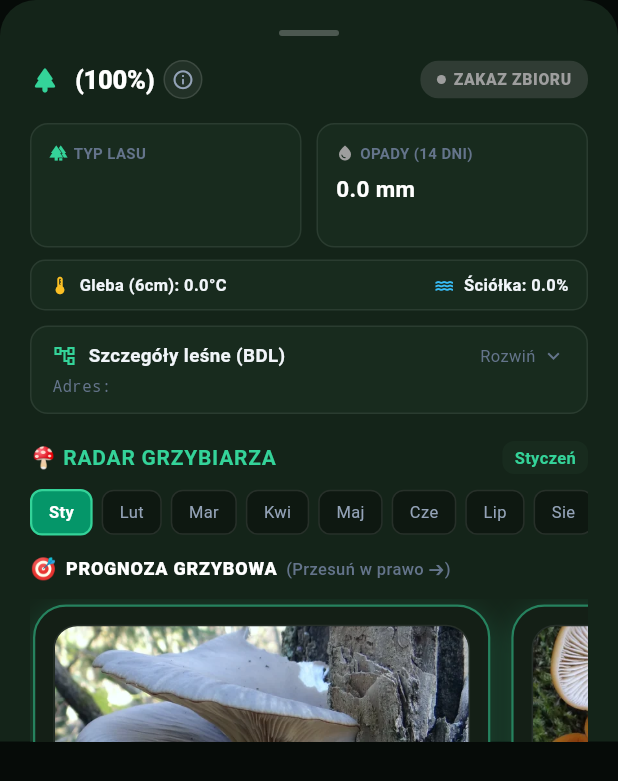
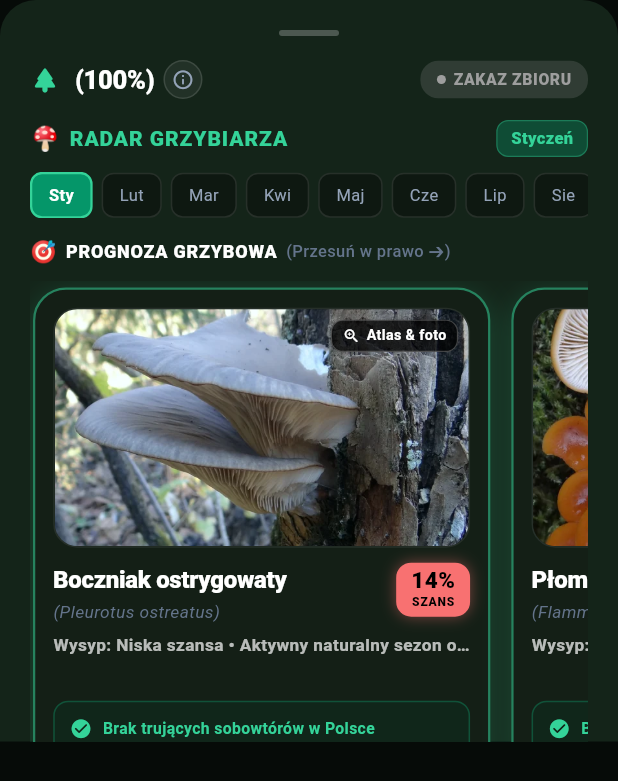
Before and after one commit to BacharaOleh/GrzybMap, a Flutter app: the ParcelBottomSheet widget shown alone on an empty page, opened directly with empty values, after a tap on "Sty", on a phone screen of 412 x 824 dp. Shown: the top 781 px of the screen. Run offline on Flutter 3.47's test engine with Material 3 defaults, Android fonts, the light colour scheme and no system bars; our stand-ins replace dio, flutter_map, flutter_riverpod, geolocator, latlong2, shared_preferences; accounts and stored records are empty.

Commit message:
feat: elevate mushroom radar to hero position in parcel bottom sheet

```diff
--- a/grzybmap_app/lib/features/map/presentation/map_screen.dart
+++ b/grzybmap_app/lib/features/map/presentation/map_screen.dart
@@ -243,6 +243,8 @@ class _MapScreenState extends ConsumerState<MapScreen> {
             mushroomMatches: state.mushroomMatches,
             currentMonth: state.selectedMonth,
             isOfflineCached: state.isOfflineData,
+            onSetTargetMushroom: (id) =>
+                ref.read(mapScreenProvider.notifier).setTargetMushroom(id),
             onSaveSecretSpot: () {
               SaveSpotDialog.show(
                 context: context,
--- a/grzybmap_app/lib/features/map/presentation/widgets/parcel_bottom_sheet.dart
+++ b/grzybmap_app/lib/features/map/presentation/widgets/parcel_bottom_sheet.dart
@@ -438,7 +438,135 @@ class _ParcelBottomSheetState extends State<ParcelBottomSheet> {
                     ),
                   ],
                 ),
-                const SizedBox(height: 16),
+                const SizedBox(height: 14),
+
+                // === 1. MUSHROOM RADAR (HERO SECTION) ===
+                Row(
+                  mainAxisAlignment: MainAxisAlignment.spaceBetween,
+                  children: [
+                    const Row(
+                      children: [
+                        Text('🍄', style: TextStyle(fontSize: 16)),
+                        SizedBox(width: 6),
+                        Text(
+                          'RADAR GRZYBIARZA',
+                          style: TextStyle(
+                            fontSize: 14,
+                            fontWeight: FontWeight.w800,
+                            letterSpacing: 0.6,
+                            color: AppColors.emeraldNeon,
+                          ),
+                        ),
+                      ],
+                    ),
+                    Container(
+                      padding: const EdgeInsets.symmetric(
+                        horizontal: 9,
+                        vertical: 3.5,
+                      ),
+                      decoration: BoxDecoration(
+                        color: AppColors.emeraldDeep.withValues(alpha: 0.35),
+                        borderRadius: BorderRadius.circular(8),
+                        border: Border.all(
+                          color: AppColors.emeraldNeon.withValues(alpha: 0.35),
+                          width: 0.8,
+                        ),
+                      ),
+                      child: Text(
+                        _monthName(_selectedMonth),
+                        style: const TextStyle(
+                          fontSize: 11,
+                          color: AppColors.emeraldNeon,
+                          fontWeight: FontWeight.w800,
+                        ),
+                      ),
+                    ),
+                  ],
+                ),
+                const SizedBox(height: 10),
+
+                // Interactive Month Selector (1-12)
+                SingleChildScrollView(
+                  scrollDirection: Axis.horizontal,
+                  physics: const BouncingScrollPhysics(),
+                  child: Row(
+                    children: List.generate(12, (index) {
+                      final m = index + 1;
+                      final isSelected = m == _selectedMonth;
+                      final isRealMonth = m == DateTime.now().month;
+                      return Padding(
+                        padding: const EdgeInsets.only(right: 6),
+                        child: InkWell(
+                          onTap: () => _onSelectMonth(m),
+                          borderRadius: BorderRadius.circular(8),
+                          child: AnimatedContainer(
+                            duration: const Duration(milliseconds: 180),
+                            padding: const EdgeInsets.symmetric(
+                              horizontal: 11,
+                              vertical: 6,
+                            ),
+                            decoration: BoxDecoration(
+                              color: isSelected
+                                  ? AppColors.emeraldDeep
+                                  : (isRealMonth
+                                      ? AppColors.card
+                                      : AppColors.surface),
+                              borderRadius: BorderRadius.circular(8),
+                              border: Border.all(
+                                color: isSelected
+                                    ? AppColors.emeraldNeon
+                                    : (isRealMonth
+                                        ? AppColors.borderLight
+                                        : Colors.white10),
+                                width: isSelected ? 1.5 : 1.0,
+                              ),
+                            ),
+                            child: Text(
+                              _shortMonthName(m),
+                              style: TextStyle(
+                                fontSize: 11,
+                                fontWeight: isSelected
+                                    ? FontWeight.w700
+                                    : (isRealMonth
+                                        ? FontWeight.w600
+                                        : FontWeight.normal),
+                                color: isSelected
+                                    ? Colors.white
+                                    : (isRealMonth
+                                        ? AppColors.textMain
+                                        : AppColors.textMuted),
+                              ),
+                            ),
+                          ),
+                        ),
+                      );
+                    }),
+                  ),
+                ),
+                const SizedBox(height: 12),
+
+                // Scored mushrooms list (Horizontal Mushroom Carousel)
+                _buildMushroomCarousel(context),
+
+                const SizedBox(height: 18),
+
+                // === 2. FOREST BIOTOPE & WEATHER CONDITIONS ===
+                const Row(
+                  children: [
+                    Text('🌲', style: TextStyle(fontSize: 14)),
+                    SizedBox(width: 6),
+                    Text(
+                      'WARUNKI LEŚNE I POGODA',
+                      style: TextStyle(
+                        fontSize: 11,
+                        fontWeight: FontWeight.w800,
+                        color: AppColors.textDim,
+                        letterSpacing: 0.8,
+                      ),
+                    ),
+                  ],
+                ),
+                const SizedBox(height: 8),
 
                 // Habitat + Weather cards
                 Row(
@@ -552,106 +680,8 @@ class _ParcelBottomSheetState extends State<ParcelBottomSheet> {
                 ],
                 const SizedBox(height: 10),
 
-                // U4: Technical forestry address spoiler
+                // === 3. FORESTRY DETAILS SPOILER ===
                 ForestDetailsSpoiler(parcel: parcel),
-                const SizedBox(height: 18),
-
-                // === MUSHROOM RADAR HEADER ===
-                Row(
-                  mainAxisAlignment: MainAxisAlignment.spaceBetween,
-                  children: [
-                    const Text(
-                      '🍄 RADAR GRZYBIARZA',
-                      style: TextStyle(
-                        fontSize: 14,
-                        fontWeight: FontWeight.w700,
-                        letterSpacing: 0.5,
-                        color: AppColors.emeraldNeon,
-                      ),
-                    ),
-                    Container(
-                      padding: const EdgeInsets.symmetric(
-                        horizontal: 8,
-                        vertical: 3,
-                      ),
-                      decoration: BoxDecoration(
-                        color: AppColors.card,
-                        borderRadius: BorderRadius.circular(8),
-                      ),
-                      child: Text(
-                        _monthName(_selectedMonth),
-                        style: const TextStyle(
-                          fontSize: 11,
-                          color: AppColors.emeraldNeon,
-                          fontWeight: FontWeight.w700,
-                        ),
-                      ),
-                    ),
-                  ],
-                ),
-                const SizedBox(height: 10),
-
-                // Interactive Month Selector (1-12)
-                SingleChildScrollView(
-                  scrollDirection: Axis.horizontal,
-                  child: Row(
-                    children: List.generate(12, (index) {
-                      final m = index + 1;
-                      final isSelected = m == _selectedMonth;
-                      final isRealMonth = m == DateTime.now().month;
-                      return Padding(
-                        padding: const EdgeInsets.only(right: 6),
-                        child: GestureDetector(
-                          onTap: () => _onSelectMonth(m),
-                          child: Container(
-                            padding: const EdgeInsets.symmetric(
-                              horizontal: 11,
-                              vertical: 6,
-                            ),
-                            decoration: BoxDecoration(
-                              color: isSelected
-                                  ? AppColors.emeraldDeep
-                                  : (isRealMonth
-                                      ? AppColors.card
-                                      : AppColors.surface),
-                              borderRadius: BorderRadius.circular(8),
-                              border: Border.all(
-                                color: isSelected
-                                    ? AppColors.emeraldNeon
-                                    : (isRealMonth
-                                        ? AppColors.borderLight
-                                        : Colors.white10),
-                                width: isSelected ? 1.5 : 1.0,
-                              ),
-                            ),
-                            child: Text(
-                              _shortMonthName(m),
-                              style: TextStyle(
-                                fontSize: 11,
-                                fontWeight: isSelected
-                                    ? FontWeight.w700
-                                    : (isRealMonth
-                                        ? FontWeight.w600
-                                        : FontWeight.normal),
-                                color: isSelected
-                                    ? Colors.white
-                                    : (isRealMonth
-                                        ? AppColors.textMain
-                                        : AppColors.textMuted),
-                              ),
-                            ),
-                          ),
-                        ),
-                      );
-                    }),
-                  ),
-                ),
-                const SizedBox(height: 12),
-
-                // Scored mushrooms list
-                // Horizontal Mushroom Carousel (~74% width per card with peeking next card)
-                _buildMushroomCarousel(context),
-
                 const SizedBox(height: 18),
 
                 // Clean Bottom Action Button matching mockup: "🧭 Nawiguj do tego wydziału"
@@ -1101,10 +1131,12 @@ class _ParcelBottomSheetState extends State<ParcelBottomSheet> {
 
 class _CarouselMushroomCard extends StatelessWidget {
   final MushroomMatchResult result;
+  final VoidCallback onTap;
   final VoidCallback onShowLookalike;
 
   const _CarouselMushroomCard({
     required this.result,
+    required this.onTap,
     required this.onShowLookalike,
   });
 
@@ -1114,7 +1146,12 @@ class _CarouselMushroomCard extends StatelessWidget {
     final lookalike = m.lookalike;
     final hasLethalLookalike = lookalike != null && lookalike.isLethal;
 
-    return Container(
+    return Material(
+      color: Colors.transparent,
+      child: InkWell(
+        onTap: onTap,
+        borderRadius: BorderRadius.circular(22),
+        child: Container(
           padding: const EdgeInsets.all(12),
           decoration: BoxDecoration(
             color: const Color(0xFF141F16),
@@ -1141,7 +1178,9 @@ class _CarouselMushroomCard extends StatelessWidget {
           child: Column(
             crossAxisAlignment: CrossAxisAlignment.start,
             children: [
-          // 1. Large Top Photo (Full Width, Height 160)
+              // 1. Large Top Photo with hint badge
+              Stack(
+                children: [
                   MushroomPhotoWidget(
                     assetPath: m.photoAsset,
                     width: double.infinity,
@@ -1149,6 +1188,35 @@ class _CarouselMushroomCard extends StatelessWidget {
                     borderRadius: 16,
                     borderColor: Colors.white.withValues(alpha: 0.08),
                     borderWidth: 1.0,
+                  ),
+                  Positioned(
+                    top: 8,
+                    right: 8,
+                    child: Container(
+                      padding: const EdgeInsets.symmetric(horizontal: 7, vertical: 3),
+                      decoration: BoxDecoration(
+                        color: Colors.black.withValues(alpha: 0.75),
+                        borderRadius: BorderRadius.circular(8),
+                        border: Border.all(color: Colors.white24, width: 0.8),
+                      ),
+                      child: const Row(
+                        mainAxisSize: MainAxisSize.min,
+                        children: [
+                          Icon(Icons.zoom_in_rounded, size: 12, color: Colors.white),
+                          SizedBox(width: 4),
+                          Text(
+                            'Atlas & foto',
+                            style: TextStyle(
+                              fontSize: 9.5,
+                              fontWeight: FontWeight.w700,
+                              color: Colors.white,
+                            ),
+                          ),
+                        ],
+                      ),
+                    ),
+                  ),
+                ],
               ),
 
           const SizedBox(height: 10),
@@ -1341,6 +1409,8 @@ class _CarouselMushroomCard extends StatelessWidget {
           ],
         ],
       ),
+    ),
+  ),
 );
   }
 }
@@ -1401,7 +1471,7 @@ class _ForestDetailsSpoilerState extends State<ForestDetailsSpoiler> {
                     const SizedBox(width: 8),
                     const Expanded(
                       child: Text(
-                        'Szczegóły leśne (BDL)',
+                        'Szczegóły',
                         style: TextStyle(
                           fontSize: 12.5,
                           fontWeight: FontWeight.w600,
@@ -1475,6 +1545,11 @@ class _ForestDetailsSpoilerState extends State<ForestDetailsSpoiler> {
                         ),
                         const SizedBox(height: 8),
                         _buildDetailRow(
+                          label: 'Wiek i faza',
+                          value: '${parcel.ageYears} lat (${parcel.ageCategory})',
+                        ),
+                        const SizedBox(height: 8),
+                        _buildDetailRow(
                           label: 'Nadleśnictwo',
                           value: parcel.inspectorate,
                         ),
```
Also changed, not shown: 1 other file. Lines whose indentation alone changed are shown as unchanged.
